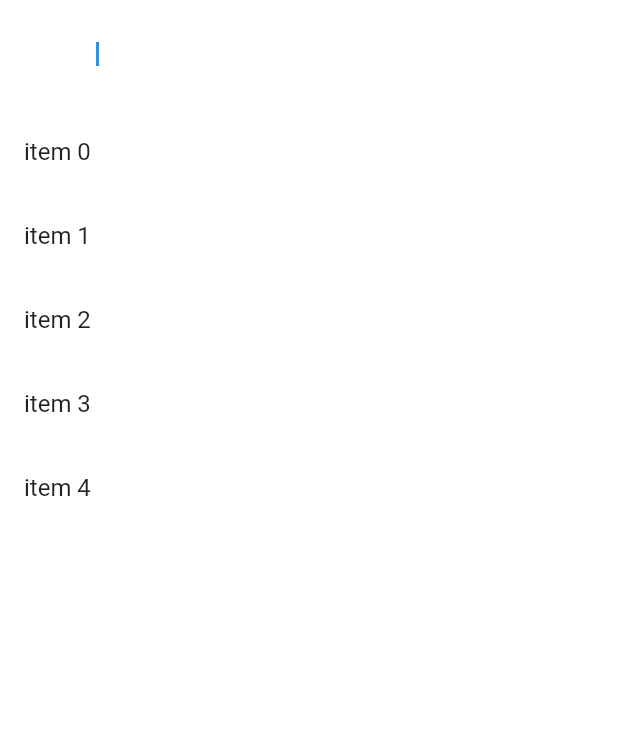
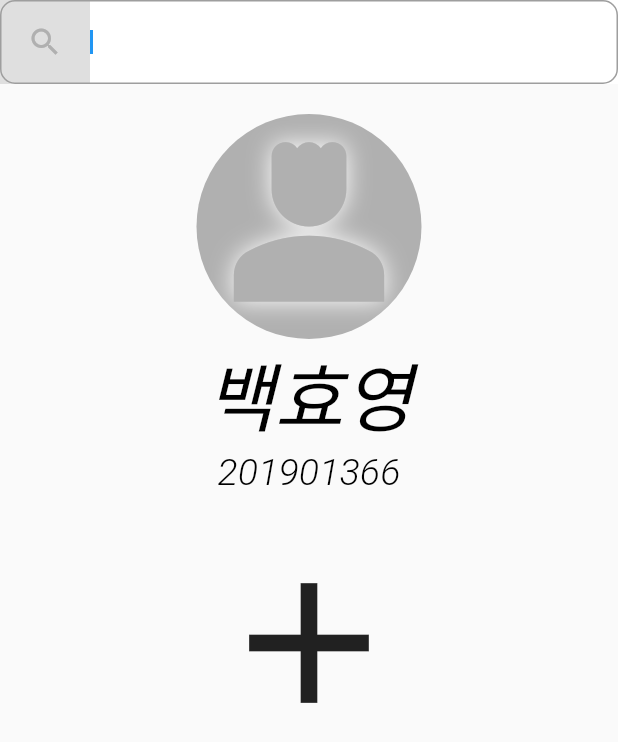
Before and after one commit to HeeJohn/book_store, a Flutter app: the SearchScreen screen opened by its route, after a tap on the "search" icon, on a phone screen of 412 x 824 dp. Shown: the top 742 px of the screen. Run offline on Flutter 3.47's test engine with Material 2 defaults, Android fonts, the phone set to English and light mode, and no system bars; our stand-ins replace dio, flutter_cache_manager, flutter_local_notifications, flutter_secure_storage, geolocator, google_maps_flutter and 5 more; accounts and stored records are empty.

Commit message:
floating button

```diff
--- a/lib/activity/common/search_bar.dart
+++ b/lib/activity/common/search_bar.dart
@@ -1,13 +1,24 @@
 import 'package:db/common/const/color.dart';
 import 'package:flutter/material.dart';
 
-class Search extends StatelessWidget {
+class Search extends StatefulWidget {
   final VoidCallback onItemTap;
+  final SearchController controller;
+  final void Function(String)? onChanged;
+  final VoidCallback onBarTap;
   const Search({
     super.key,
     required this.onItemTap,
+    required this.onBarTap,
+    required this.controller,
+    required this.onChanged,
   });
 
+  @override
+  State<Search> createState() => _SearchState();
+}
+
+class _SearchState extends State<Search> {
   @override
   Widget build(BuildContext context) {
     return SearchAnchor(
@@ -30,12 +41,8 @@
           padding: const MaterialStatePropertyAll<EdgeInsets>(
             EdgeInsets.only(right: 16),
           ),
-          onTap: () {
-            controller.openView();
-          },
-          onChanged: (_) {
-            controller.openView();
-          },
+          onTap: widget.onBarTap,
+          onChanged: widget.onChanged,
           leading: Container(
             color: const Color.fromARGB(255, 223, 223, 223),
             width: 60,
@@ -54,7 +61,7 @@
             final String item = 'item $index';
             return ListTile(
               title: Text(item),
-              onTap: onItemTap,
+              onTap: widget.onItemTap,
             );
           },
         );
--- a/lib/activity/search_screen.dart
+++ b/lib/activity/search_screen.dart
@@ -1,11 +1,12 @@
-import 'package:db/activity/common/bottm_sheet.dart';
-import 'package:db/activity/common/round_small_btn.dart';
+import 'package:db/activity/common/bottom_sheet.dart';
+import 'package:db/activity/common/search_bar.dart';
 import 'package:db/common/api/address.dart';
 import 'package:db/common/api/models/class_model.dart';
 import 'package:db/common/api/request.dart';
 import 'package:db/common/const/color.dart';
+import 'package:db/common/hive/boxes.dart';
+import 'package:db/common/hive/user.dart';
 import 'package:db/common/local_storage/const.dart';
-import 'package:db/home/splash.dart';
 import 'package:flutter/material.dart';
 
 class SearchScreen extends StatefulWidget {
@@ -16,26 +17,58 @@
 }
 
 class _SearchScreenState extends State<SearchScreen> {
-  late String? name;
-  late String? id;
+  String? name;
+  int? id;
   final int sizeOfTuple = 5; // temp
   late final int userMode;
-  late String? sessionID;
+  String? sessionID;
   late final List<int>? tableInfo;
-
-  final String className = '항공우주학개론';
-  late final String professor = '백효영';
-  late final String classTime = '화 5-6';
-  late final String classLoc = '이학관 203호';
-
+  final SearchController controller = SearchController();
+  final SearchController tableController = SearchController();
   @override
   void initState() {
-    getInfo();
+    getStudentInfo();
     super.initState();
   }
 
-  Future<List<ClassModel>?> getInfo() async {
-    sessionID = await storage.read(key: sessionIDLS);
+  void onBarTap() {
+    setState(() {
+      controller.openView();
+    });
+  }
+
+  void onChanged(_) {
+    setState(() {
+      controller.openView();
+    });
+  }
+
+  void onItemTap() {
+    setState(() {
+      controller.openView();
+    });
+  }
+
+  void onTableItemTap() {
+    setState(() {
+      tableController.openView();
+    });
+  }
+
+  void onTableBarTap() {
+    setState(() {
+      tableController.openView();
+    });
+  }
+
+  void onTableChanged(_) {
+    setState(() {
+      tableController.openView();
+    });
+    return;
+  }
+
+  Future<List<ClassModel>?> getTableInfo() async {
     ApiService classInfo = ApiService();
     if (sessionID != null) {
       final response = await classInfo.getRequest(sessionID!, tableURL);
@@ -45,6 +78,21 @@
     }
 
     return null;
+  }
+
+  void getStudentInfo() async {
+    name = '백효영';
+    id = 201901366;
+    sessionID = await storage.read(key: sessionIDLS);
+    if (sessionID == null) {
+      final box = Boxes.getUserData();
+
+      UserData? student = box.get(sessionID);
+      if (student != null) {
+        name = student.studentName;
+        id = student.studentID;
+      }
+    }
   }
 
   void onDonePressed() async {
@@ -68,108 +116,16 @@
           elevation: 0,
           actions: [
             Expanded(
-              child: SearchAnchor(
-                builder: (BuildContext context, SearchController controller) {
-                  return SearchBar(
-                    shape: MaterialStateProperty.all<RoundedRectangleBorder>(
-                      RoundedRectangleBorder(
-                        borderRadius: BorderRadius.circular(10.0),
-                        side: const BorderSide(
-                          color: Colors.grey,
-                          width: 1,
-                        ),
-                      ),
-                    ),
-                    elevation: MaterialStateProperty.all<double>(0.0),
-                    backgroundColor: MaterialStateProperty.all<Color>(
-                      const Color.fromARGB(255, 255, 255, 255),
-                    ),
+              child: Search(
                 controller: controller,
-                    padding: const MaterialStatePropertyAll<EdgeInsets>(
-                      EdgeInsets.only(right: 16),
-                    ),
-                    onTap: () {
-                      controller.openView();
-                    },
-                    onChanged: (_) {
-                      controller.openView();
-                    },
-                    leading: Container(
-                      color: const Color.fromARGB(255, 223, 223, 223),
-                      width: 60,
-                      height: 60,
-                      child: const Icon(
-                        Icons.search,
-                        color: grey,
-                      ),
-                    ),
-                  );
-                },
-                suggestionsBuilder:
-                    (BuildContext context, SearchController controller) {
-                  return List<ListTile>.generate(
-                    5,
-                    (int index) {
-                      final String item = 'item $index';
-                      return ListTile(
-                        title: Text(item),
-                        onTap: () {
-                          setState(
-                            () {
-                              controller.closeView(item);
-                            },
-                          );
-                        },
-                      );
-                    },
-                  );
-                },
+                onChanged: onChanged,
+                onBarTap: onBarTap,
+                onItemTap: onItemTap,
               ),
             ),
           ],
         ),
-        body: FutureBuilder<List<ClassModel>?>(
-          future: getInfo(),
-          builder: (context, snapshot) {
-            if (!snapshot.hasData) {
-              return const Center(
-                child: SizedBox(
-                  width: 200,
-                  height: 200,
-                  child: BottomCircleProgressBar(),
-                ),
-              );
-            }
-            if (snapshot.data == null) {
-              return Center(
-                child: SizedBox(
-                  width: 200,
-                  height: 200,
-                  child: IconButton(
-                    onPressed: () => showModalBottomSheet(
-                      isScrollControlled: true,
-                      context: context,
-                      builder: (BuildContext context) {
-                        return FloatingSheet(
-                          title: "시간표를 등록하세요",
-                          onDonePressed: () {},
-                        );
-                      },
-                      shape: const RoundedRectangleBorder(
-                        borderRadius: BorderRadius.vertical(
-                          top: Radius.circular(30),
-                        ),
-                      ),
-                    ),
-                    icon: const Icon(
-                      Icons.add,
-                    ),
-                  ),
-                ),
-              );
-            }
-
-            return SingleChildScrollView(
+        body: SingleChildScrollView(
           child: Padding(
             padding: const EdgeInsets.symmetric(
               horizontal: 10,
@@ -180,6 +136,9 @@
               children: [
                 Column(
                   children: [
+                    const SizedBox(
+                      height: 20,
+                    ),
                     Container(
                       decoration: BoxDecoration(
                         color: grey,
@@ -201,25 +160,80 @@
                       ),
                     ),
                     Text(
-                          name = '백효영',
+                      name!,
                       style: const TextStyle(
                         color: Colors.black,
                         fontStyle: FontStyle.italic,
                         fontWeight: FontWeight.w400,
                         fontSize: 50,
                       ),
+                    ),
+                    Text(
+                      id.toString(),
+                      style: const TextStyle(
+                        color: Colors.black,
+                        fontStyle: FontStyle.italic,
+                        fontWeight: FontWeight.w300,
+                        fontSize: 25,
+                      ),
                     )
                   ],
                 ),
-                    ScheduleTable(
+                FutureBuilder<List<ClassModel>?>(
+                    future: getTableInfo(),
+                    builder: (context, snapshot) {
+                      // if (!snapshot.hasData) {
+                      //   return const Center(
+                      //     child: SizedBox(
+                      //       width: 200,
+                      //       height: 200,
+                      //       child: BottomCircleProgressBar(),
+                      //     ),
+                      //   );
+                      // }
+                      if (!snapshot.hasData) {
+                        return Center(
+                          child: SizedBox(
+                            width: 200,
+                            height: 200,
+                            child: IconButton(
+                              onPressed: () => showModalBottomSheet(
+                                isScrollControlled: true,
+                                context: context,
+                                builder: (BuildContext context) {
+                                  return FloatingSheet(
+                                    search: Search(
+                                      controller: tableController,
+                                      onItemTap: onTableItemTap,
+                                      onBarTap: onTableBarTap,
+                                      onChanged: onTableChanged,
+                                    ),
+                                    title: "시간표를 등록하세요",
+                                    onDonePressed: onDonePressed,
+                                  );
+                                },
+                                shape: const RoundedRectangleBorder(
+                                  borderRadius: BorderRadius.vertical(
+                                    top: Radius.circular(30),
+                                  ),
+                                ),
+                              ),
+                              icon: Icon(
+                                Icons.add,
+                                size: MediaQuery.of(context).size.width * 1 / 3,
+                              ),
+                            ),
+                          ),
+                        );
+                      }
+                      return ScheduleTable(
                         classTable: snapshot.data!,
                         sizeOfTuple: sizeOfTuple,
-                    ),
+                      );
+                    }),
               ],
             ),
           ),
-            );
-          },
         ),
       ),
     );
--- a/lib/common/hive/boxes.dart
+++ b/lib/common/hive/boxes.dart
@@ -2,5 +2,5 @@
 import 'package:hive_flutter/hive_flutter.dart';
 
 class Boxes {
-  static Box<UserData> getUserData() => Hive.box<UserData>('student');
+  static Box<UserData> getUserData() => Hive.box<UserData>('loggedUser');
 }
--- a/lib/main.dart
+++ b/lib/main.dart
@@ -12,7 +12,6 @@
 import 'package:hive_flutter/hive_flutter.dart';
 
 Future<void> main() async {
-  WidgetsFlutterBinding.ensureInitialized();
   await Hive.initFlutter();
   Hive.registerAdapter(UserDataAdapter());
   await Hive.openBox<UserData>('loggedUser');
```
Also changed, not shown: lib/activity/common/bottom_sheet.dart (renamed from lib/activity/common/bottm_sheet.dart, +7 -3 lines), lib/activity/register_screen.dart (+16 -15 lines), lib/common/api/models/book_model.dart (+5 -3 lines), lib/common/api/models/registered_book_model.dart (deleted, +0 -9 lines), lib/home/splash.dart (+13 -15 lines). Lines whose indentation alone changed are shown as unchanged.
